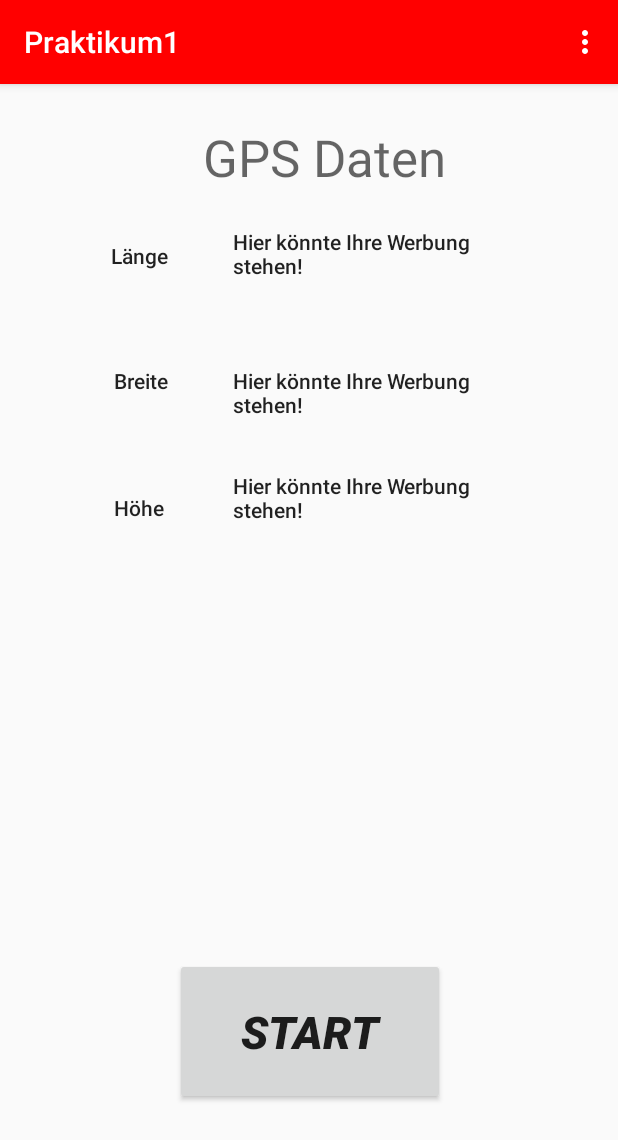
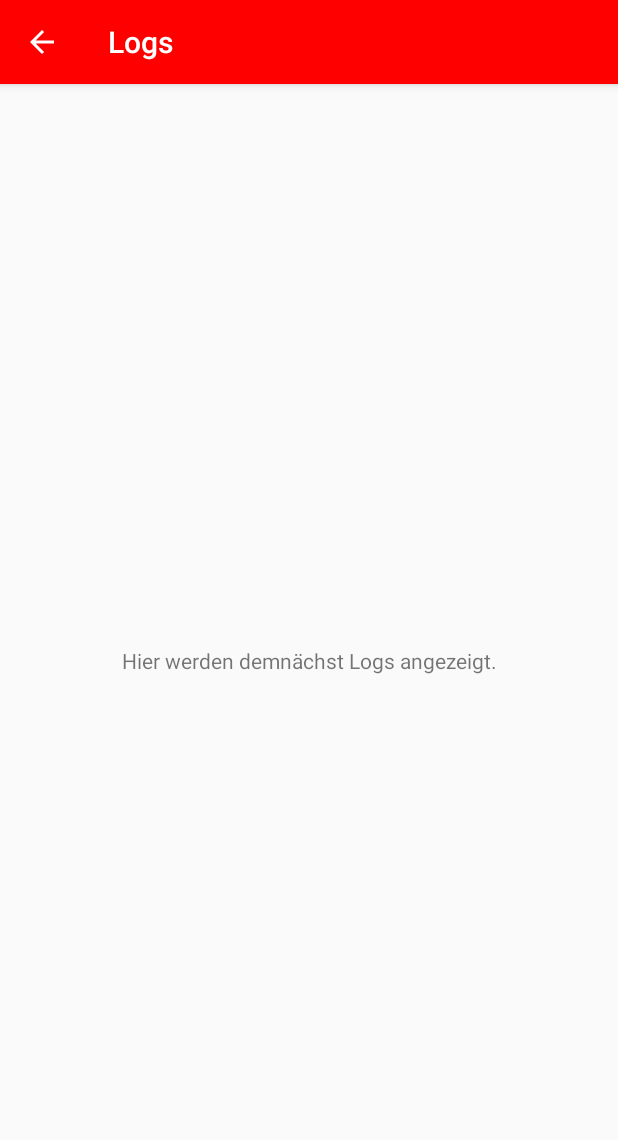
Before and after one commit to nskrzypczyk/LoMo-Praktikum, an Android app: the screen it shows after launch (MainActivity before the commit, LogsActivity after it), in the options menu, after a tap on "Logs anzeigen", on a phone screen of 412 x 824 dp. Shown: the top 1140 px of the screen. Run offline under Robolectric (Android 15) with nearby library versions, the phone set to English and light mode, and no system bars; libraries missing offline, so code that uses them is left out: com.opencsv, com.opencsv.bean.

Commit message:
[FEATURE] LogsActivity eingeführt

```diff
--- a/Praktikum1/app/src/main/AndroidManifest.xml
+++ b/Praktikum1/app/src/main/AndroidManifest.xml
@@ -21,6 +21,13 @@
         android:supportsRtl="true"
         android:theme="@style/AppTheme"
         android:usesCleartextTraffic="true">
+        <activity android:name=".LogsActivity"
+            android:label="@string/title_activity_logs"
+            android:parentActivityName=".MainActivity">
+            <meta-data
+                android:name="android.support.PARENT_ACTIVITY"
+                android:value="com.example.praktikum1.MainActivity" />
+        </activity>
         <activity
             android:name=".SettingsActivity"
             android:label="@string/title_activity_settings"
--- /dev/null
+++ b/Praktikum1/app/src/main/java/com/example/praktikum1/LogsActivity.java
@@ -0,0 +1,14 @@
+package com.example.praktikum1;
+
+import androidx.appcompat.app.AppCompatActivity;
+
+import android.os.Bundle;
+
+public class LogsActivity extends AppCompatActivity {
+
+    @Override
+    protected void onCreate(Bundle savedInstanceState) {
+        super.onCreate(savedInstanceState);
+        setContentView(R.layout.activity_logs);
+    }
+}
--- a/Praktikum1/app/src/main/java/com/example/praktikum1/MainActivity.java
+++ b/Praktikum1/app/src/main/java/com/example/praktikum1/MainActivity.java
@@ -166,11 +166,19 @@
     @Override
     public boolean onOptionsItemSelected(MenuItem item) {
         int id = item.getItemId();
-        if (id == R.id.action_settings) {
-            Intent intent = new Intent(MainActivity.this, SettingsActivity.class);
-            startActivity(intent);
-            return true;
+
+        Intent intent;
+        switch (id) {
+            case R.id.action_settings:
+                intent = new Intent(MainActivity.this, SettingsActivity.class);
+                startActivity(intent);
+                return true;
+            case R.id.actionMenu_logs:
+                intent = new Intent(MainActivity.this, LogsActivity.class);
+                startActivity(intent);
+                return true;
         }
+
         return super.onOptionsItemSelected(item);
     }
 
--- /dev/null
+++ b/Praktikum1/app/src/main/res/layout/activity_logs.xml
@@ -0,0 +1,18 @@
+<?xml version="1.0" encoding="utf-8"?>
+<androidx.constraintlayout.widget.ConstraintLayout xmlns:android="http://schemas.android.com/apk/res/android"
+    xmlns:app="http://schemas.android.com/apk/res-auto"
+    xmlns:tools="http://schemas.android.com/tools"
+    android:layout_width="match_parent"
+    android:layout_height="match_parent"
+    tools:context=".LogsActivity">
+
+    <TextView
+        android:id="@+id/textView5"
+        android:layout_width="wrap_content"
+        android:layout_height="wrap_content"
+        android:text="Hier werden demnächst Logs angezeigt."
+        app:layout_constraintBottom_toBottomOf="parent"
+        app:layout_constraintEnd_toEndOf="parent"
+        app:layout_constraintStart_toStartOf="parent"
+        app:layout_constraintTop_toTopOf="parent" />
+</androidx.constraintlayout.widget.ConstraintLayout>
--- a/Praktikum1/app/src/main/res/values/strings.xml
+++ b/Praktikum1/app/src/main/res/values/strings.xml
@@ -1,6 +1,7 @@
 <resources>
     <string name="app_name">Praktikum1</string>
     <string name="title_activity_settings">Einstellungen</string>
+    <string name="title_activity_logs">Logs</string>
 
     <!-- Preference Titles -->
     <string name="messages_header">Halo, I bims, 1 App Einstellung</string>
```
